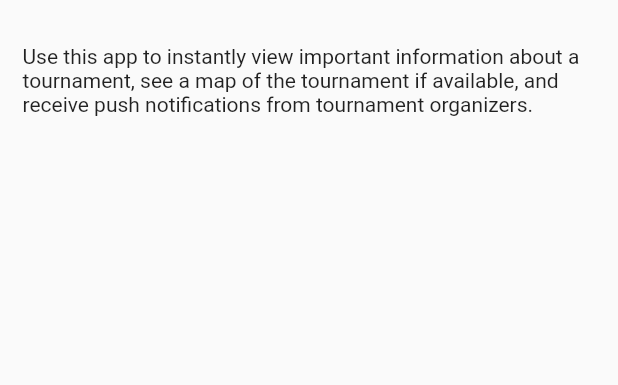
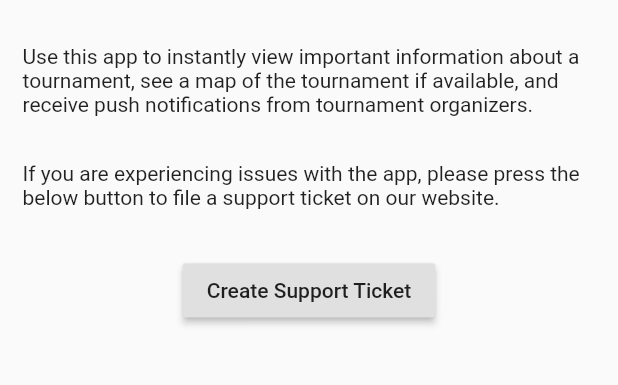
Before and after one commit to SheaBelsky/EzraCompanion, a Flutter app: the Settings widget shown alone on an empty page, opened directly, on a phone screen of 412 x 824 dp, the part 113-498 px from its top. Run offline on Flutter 3.47's test engine with Material 2 defaults, Android fonts, the phone set to English and light mode, and no system bars; our stand-ins replace date_format, firebase_analytics, firebase_messaging, webview_flutter; missing offline and left inert: flutter_html_view; accounts and stored records are empty; network calls fail.

Commit message:
1.0.1: Settings page updates

```diff
--- a/lib/views/app/Settings.dart
+++ b/lib/views/app/Settings.dart
@@ -1,5 +1,6 @@
 import 'package:flutter/foundation.dart';
 import 'package:flutter/material.dart';
+import 'package:url_launcher/url_launcher.dart';
 
 class Settings extends StatelessWidget {
     final Function handleResetButtonPress;
@@ -29,6 +30,14 @@ class Settings extends StatelessWidget {
                         SizedBox(height: 30),
                         Text('Use this app to instantly view important information about a tournament, see a map of the tournament if available, and receive push notifications from tournament organizers.'),
                         SizedBox(height: 30),
+                        Text('If you are experiencing issues with the app, please press the below button to file a support ticket on our website.'),
+                        SizedBox(height: 30),
+                        RaisedButton(
+                            child: Text("Create Support Ticket"),
+                            onPressed: () {
+                                launch('https://www.ezratech.us/support');
+                            }
+                        )
                     ],
                 )
             )
--- a/pubspec.yaml
+++ b/pubspec.yaml
@@ -7,7 +7,7 @@ description: Companion to Ezra Tech.
 # Both the version and the builder number may be overridden in flutter
 # build by specifying --build-name and --build-number, respectively.
 # Read more about versioning at semver.org.
-version: 0.8.0
+version: 1.0.1+2
 
 environment:
   sdk: ">=2.0.0-dev.68.0 <3.0.0"
```
Also changed, not shown: 1 other file. Lines whose indentation alone changed are shown as unchanged.
